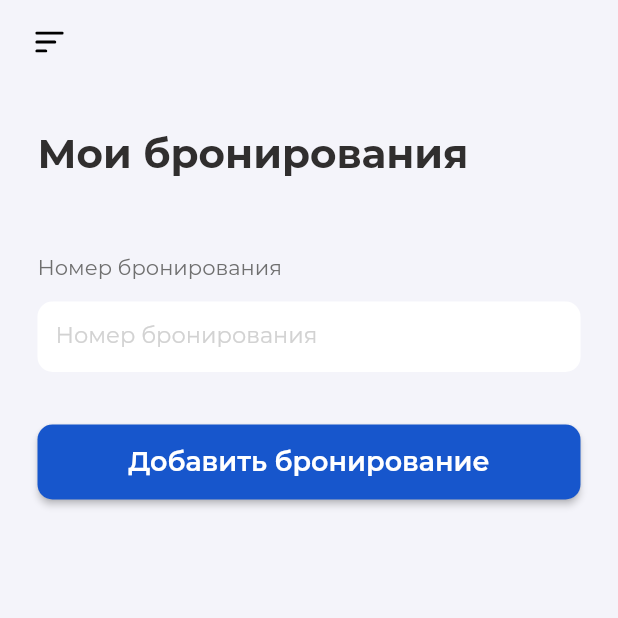
After one commit to Uzcoding/get_rentcar, a Flutter app: the MyReservationsScreen screen opened directly, on a phone screen of 412 x 824 dp, the top half of it. The commit adds this screen. Run offline on Flutter 3.47's test engine with Material 2 defaults, Android fonts, the phone set to English and light mode, and no system bars; our stand-ins replace flutter_svg, sms_autofill; missing offline and left inert: transition.

Commit message:
my reservations ui added

```diff
--- a/lib/config/routes.dart
+++ b/lib/config/routes.dart
@@ -4,4 +4,5 @@ abstract class Routes {
   static const signUp = '/sign-up';
   static const confirmation = '/confirmation';
   static const profileSettings = '/profile-settings';
+  static const myReservations = '/my-reservations';
 }
--- a/lib/config/strings.dart
+++ b/lib/config/strings.dart
@@ -45,4 +45,8 @@ abstract class AppStrings {
   static const String currency = 'Валюта';
   static const String accessNotification = 'Разрешить уведомления';
   static const String accessGeo = 'Включить местоположение';
+
+  // My Reservations
+  static const String numberReservation = 'Номер бронирования';
+  static const String addReservation = 'Добавить бронирование';
 }
--- a/lib/screens/auth/confirmation_screen.dart
+++ b/lib/screens/auth/confirmation_screen.dart
@@ -1,7 +1,6 @@
 import 'package:flutter/cupertino.dart';
 import 'package:flutter/material.dart';
 import 'package:get_rentcar/config/config.dart';
-import 'package:get_rentcar/screens/screens.dart';
 import 'package:get_rentcar/widgets/widgets.dart';
 import 'package:sms_autofill/sms_autofill.dart';
 
--- /dev/null
+++ b/lib/screens/my_reservations/my_reservations_screen.dart
@@ -0,0 +1,54 @@
+import 'package:flutter/material.dart';
+import 'package:get_rentcar/config/config.dart';
+import 'package:get_rentcar/widgets/widgets.dart';
+
+class MyReservationsScreen extends StatelessWidget {
+  final _scaffoldKey = GlobalKey<ScaffoldState>();
+  @override
+  Widget build(BuildContext context) {
+    return Scaffold(
+      key: _scaffoldKey,
+      appBar: getAppBarWithDrawer(_scaffoldKey),
+      body: SingleChildScrollView(
+        physics: BouncingScrollPhysics(),
+        child: Container(
+          margin: const EdgeInsets.symmetric(horizontal: 25.0),
+          child: Column(
+            crossAxisAlignment: CrossAxisAlignment.start,
+            children: <Widget>[
+              Container(
+                margin: const EdgeInsets.only(top: 30.0, bottom: 50.0),
+                child: Text(
+                  AppStrings.myReservations,
+                  style: TextStyles.profileTitle,
+                ),
+              ),
+              Text(
+                AppStrings.numberReservation,
+                style: TextStyle(
+                  color: ColorPalette.settingsGray,
+                ),
+              ),
+              Container(
+                height: 47.0,
+                margin: const EdgeInsets.only(top: 15.0, bottom: 35.0),
+                child: TextField(
+                  decoration: InputDecoration(
+                    fillColor: Colors.white,
+                    hintText: AppStrings.numberReservation,
+                  ),
+                ),
+              ),
+              FilledButton(
+                onPressed: () {},
+                title: AppStrings.addReservation,
+                size: double.infinity,
+              ),
+            ],
+          ),
+        ),
+      ),
+      drawer: CustomDrawer(),
+    );
+  }
+}
--- a/lib/screens/screens.dart
+++ b/lib/screens/screens.dart
@@ -3,4 +3,5 @@ export 'auth/sign_up_screen.dart';
 export 'auth/confirmation_screen.dart';
 export 'home/home_screen.dart';
 export 'tab_screens/cars_tab_item.dart';
-export 'profile_settings/profile_settings.dart';
+export 'profile_settings/profile_settings_screen.dart';
+export 'my_reservations/my_reservations_screen.dart';
```
Also changed, not shown: lib/main.dart (+6 -1 lines), lib/widgets/custom_drawer.dart (+10 -8 lines), lib/screens/profile_settings/profile_settings_screen.dart (renamed from lib/screens/profile_settings/profile_settings.dart).
